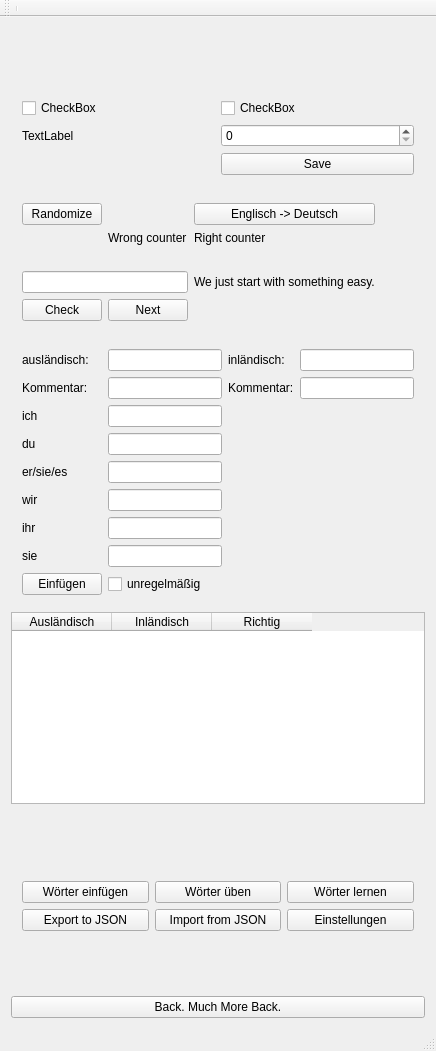
The window that mainwindow.ui (MisterHyde/vocaburglary) describes before a commit, drawn with Qt 5.
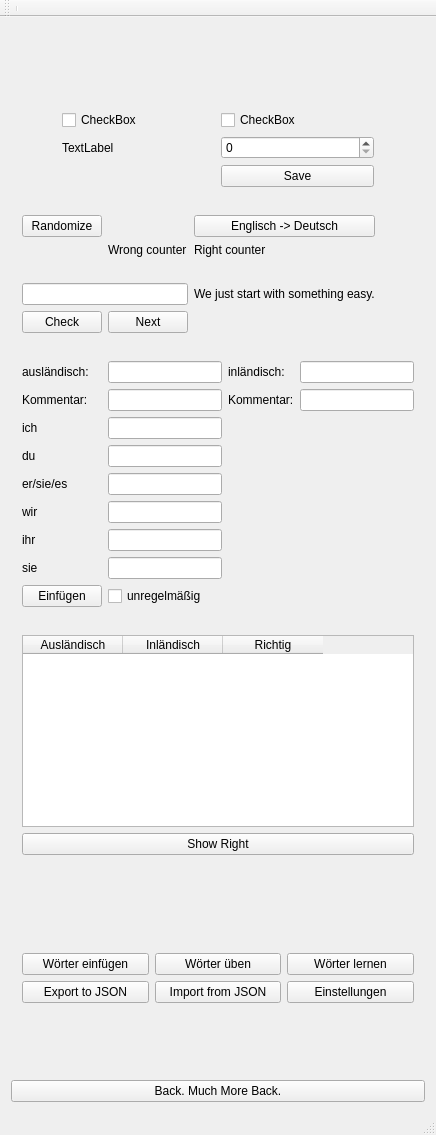
The same window after the commit.

Commit message: Fixed vocTable size.

```diff
--- a/mainwindow.ui
+++ b/mainwindow.ui
@@ -7,7 +7,7 @@
     <x>0</x>
     <y>0</y>
     <width>436</width>
-    <height>1051</height>
+    <height>1135</height>
    </rect>
   </property>
   <property name="sizePolicy">
@@ -42,37 +42,78 @@
     </item>
     <item>
      <widget class="QWidget" name="configWidget" native="true">
+      <property name="sizePolicy">
+       <sizepolicy hsizetype="Preferred" vsizetype="Fixed">
+        <horstretch>0</horstretch>
+        <verstretch>0</verstretch>
+       </sizepolicy>
+      </property>
+      <property name="layoutDirection">
+       <enum>Qt::LeftToRight</enum>
+      </property>
       <layout class="QGridLayout" name="gridLayout_5">
-       <item row="0" column="0">
-        <widget class="QCheckBox" name="configCheckBox1">
-         <property name="text">
-          <string>CheckBox</string>
-         </property>
-        </widget>
-       </item>
-       <item row="0" column="1">
+       <item row="0" column="2">
         <widget class="QCheckBox" name="configCheckBox2">
          <property name="text">
           <string>CheckBox</string>
          </property>
         </widget>
        </item>
-       <item row="1" column="0">
+       <item row="2" column="2">
+        <widget class="QPushButton" name="pushButtonSaveConfig">
+         <property name="text">
+          <string>Save</string>
+         </property>
+        </widget>
+       </item>
+       <item row="1" column="1">
         <widget class="QLabel" name="labelSpinBox">
          <property name="text">
           <string>TextLabel</string>
          </property>
         </widget>
        </item>
-       <item row="1" column="1">
+       <item row="0" column="1">
+        <widget class="QCheckBox" name="configCheckBox1">
+         <property name="text">
+          <string>CheckBox</string>
+         </property>
+        </widget>
+       </item>
+       <item row="1" column="0">
+        <spacer name="horizontalSpacer">
+         <property name="orientation">
+          <enum>Qt::Horizontal</enum>
+         </property>
+         <property name="sizeType">
+          <enum>QSizePolicy::Preferred</enum>
+         </property>
+         <property name="sizeHint" stdset="0">
+          <size>
+           <width>40</width>
+           <height>20</height>
+          </size>
+         </property>
+        </spacer>
+       </item>
+       <item row="1" column="2">
         <widget class="QSpinBox" name="spinBox"/>
        </item>
-       <item row="2" column="1">
-        <widget class="QPushButton" name="pushButtonSaveConfig">
-         <property name="text">
-          <string>Save</string>
+       <item row="1" column="3">
+        <spacer name="horizontalSpacer_2">
+         <property name="orientation">
+          <enum>Qt::Horizontal</enum>
          </property>
-        </widget>
+         <property name="sizeType">
+          <enum>QSizePolicy::Preferred</enum>
+         </property>
+         <property name="sizeHint" stdset="0">
+          <size>
+           <width>40</width>
+           <height>20</height>
+          </size>
+         </property>
+        </spacer>
        </item>
       </layout>
      </widget>
@@ -321,6 +362,12 @@
      </widget>
     </item>
     <item>
+     <widget class="QWidget" name="tableWidget" native="true">
+      <layout class="QGridLayout" name="gridLayout_4">
+       <property name="sizeConstraint">
+        <enum>QLayout::SetNoConstraint</enum>
+       </property>
+       <item row="0" column="0">
      <widget class="QTableWidget" name="vocableTable">
       <property name="sizePolicy">
        <sizepolicy hsizetype="Preferred" vsizetype="Preferred">
@@ -343,6 +390,16 @@
         <string>Richtig</string>
        </property>
       </column>
+        </widget>
+       </item>
+       <item row="1" column="0">
+        <widget class="QPushButton" name="pushButtonShowRight">
+         <property name="text">
+          <string>Show Right</string>
+         </property>
+        </widget>
+       </item>
+      </layout>
      </widget>
     </item>
     <item>
```
Lines whose indentation alone changed are shown as unchanged. The commit also changes 2 other files.
